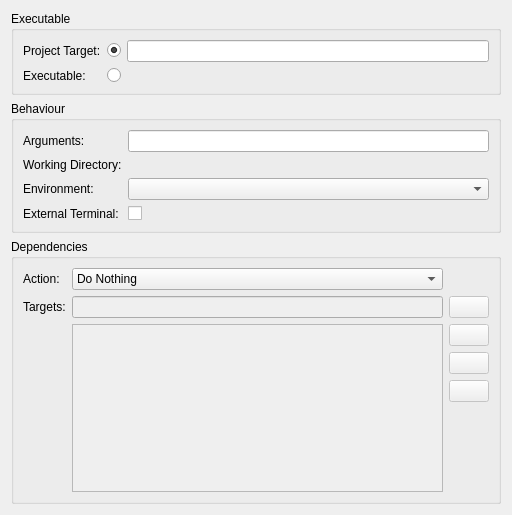
The window that plugins/execute/nativeappconfig.ui (KDE/kdevelop) describes before a commit, drawn with Qt 5.
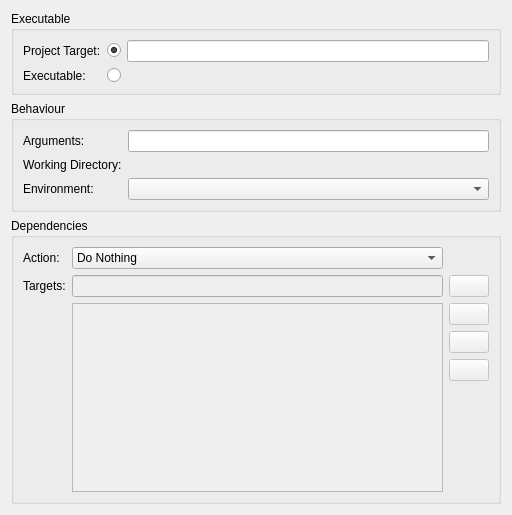
The same window after the commit. Custom widgets are drawn as their Qt base class.

Commit message: Disable running in external terminal, it doesn't work and won't for 4.0, so lets not confuse users with a broken option.

The edit to the form file:
```diff
--- a/plugins/execute/nativeappconfig.ui
+++ b/plugins/execute/nativeappconfig.ui
@@ -151,27 +151,7 @@
         </property>
        </widget>
       </item>
-      <item row="3" column="0">
-       <widget class="QLabel" name="label_6">
-        <property name="text">
-         <string>External Terminal:</string>
-        </property>
-        <property name="buddy">
-         <cstring>runInTerminal</cstring>
-        </property>
-       </widget>
-      </item>
-      <item row="3" column="1">
-       <widget class="QCheckBox" name="runInTerminal">
-        <property name="toolTip">
-         <string>When enabled, runs the application in an external terminal.</string>
-        </property>
-        <property name="text">
-         <string/>
-        </property>
-       </widget>
-      </item>
-     </layout>
+      </layout>
     </widget>
    </item>
    <item>
```
The commit also changes 1 other file.
